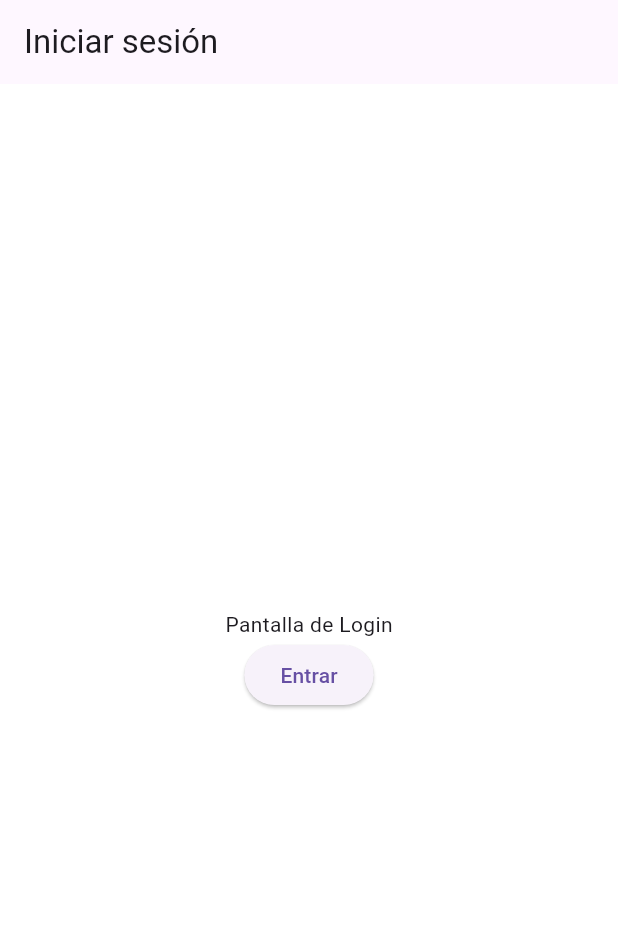
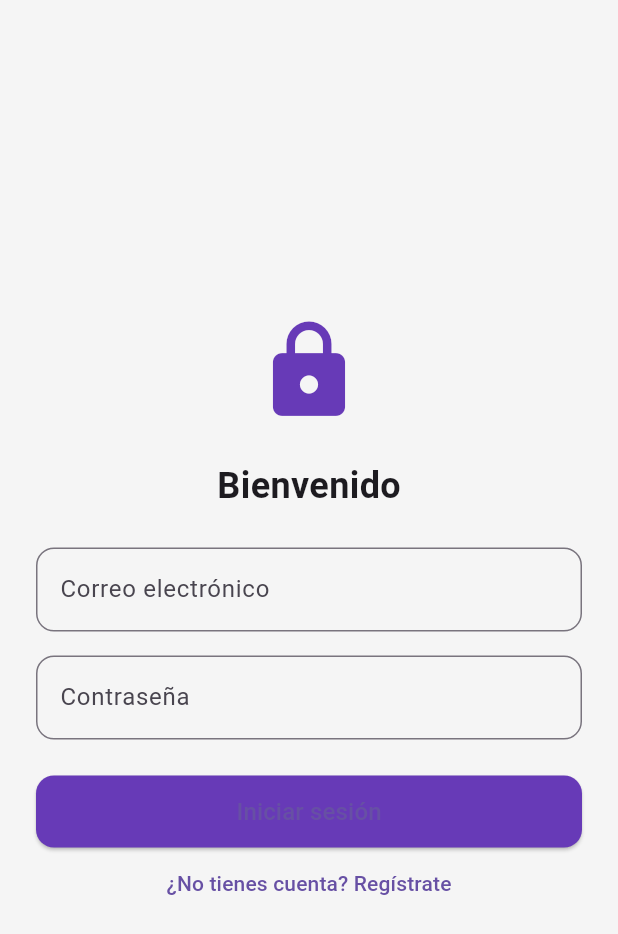
Before and after one commit to Sailok25/neomarket_flutter, a Flutter app: the screen it shows after launch, after a tap on "Login", on a phone screen of 412 x 824 dp. Shown: the top 934 px of the screen. Run offline on Flutter 3.47's test engine with Material 3 defaults, Android fonts, the phone set to English and light mode, and no system bars; our stand-ins replace image_picker.

Commit message:
login y registro mokup

```diff
--- a/lib/login_screen.dart
+++ b/lib/login_screen.dart
@@ -1,20 +1,58 @@
 import 'package:flutter/material.dart';
 
 class LoginScreen extends StatelessWidget {
+  final TextEditingController emailController = TextEditingController();
+  final TextEditingController passwordController = TextEditingController();
+
   @override
   Widget build(BuildContext context) {
     return Scaffold(
-      appBar: AppBar(title: Text('Iniciar sesión')),
+      backgroundColor: Colors.grey[100],
       body: Center(
+        child: SingleChildScrollView(
+          padding: EdgeInsets.all(24),
           child: Column(
             mainAxisAlignment: MainAxisAlignment.center,
             children: [
-            Text('Pantalla de Login'),
+              Icon(Icons.lock, size: 72, color: Colors.deepPurple),
+              SizedBox(height: 24),
+              Text(
+                'Bienvenido',
+                style: TextStyle(fontSize: 24, fontWeight: FontWeight.bold),
+              ),
+              SizedBox(height: 24),
+              TextField(
+                controller: emailController,
+                decoration: InputDecoration(
+                  labelText: 'Correo electrónico',
+                  border: OutlineInputBorder(borderRadius: BorderRadius.circular(12)),
+                ),
+              ),
+              SizedBox(height: 16),
+              TextField(
+                controller: passwordController,
+                obscureText: true,
+                decoration: InputDecoration(
+                  labelText: 'Contraseña',
+                  border: OutlineInputBorder(borderRadius: BorderRadius.circular(12)),
+                ),
+              ),
+              SizedBox(height: 24),
               ElevatedButton(
-              onPressed: () => Navigator.pushReplacementNamed(context, '/home'),
-              child: Text('Entrar'),
+                onPressed: () {},
+                style: ElevatedButton.styleFrom(
+                  minimumSize: Size.fromHeight(48),
+                  backgroundColor: Colors.deepPurple,
+                  shape: RoundedRectangleBorder(borderRadius: BorderRadius.circular(12)),
+                ),
+                child: Text('Iniciar sesión', style: TextStyle(fontSize: 16)),
+              ),
+              TextButton(
+                onPressed: () => Navigator.pushNamed(context, '/register'),
+                child: Text('¿No tienes cuenta? Regístrate'),
               ),
             ],
+          ),
         ),
       ),
     );
--- a/pubspec.yaml
+++ b/pubspec.yaml
@@ -12,6 +12,7 @@ dependencies:
     sdk: flutter
   mysql1: ^0.20.0
   cupertino_icons: ^1.0.8
+  image_picker: ^1.0.0
 
 dev_dependencies:
   flutter_test:
```
Also changed, not shown: lib/register_screen.dart (+92 -3 lines), pubspec.lock, 5 other files. Lines whose indentation alone changed are shown as unchanged.
